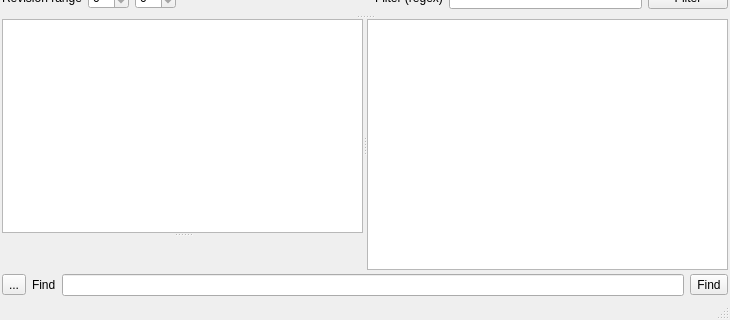
Before: the Qt Designer form hgview/qt4/hgview.ui in TyberiusPrime/hgview, drawn with Qt 5; both pictures show x 0 to 730 and y 326 to 646 of the 730 by 646 pixel window.
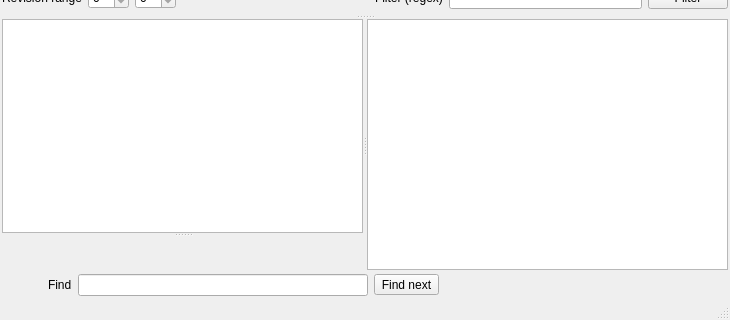
After: the same form once the commit is applied. Icons and pictures are not drawn.

Patch:
```diff
--- a/hgview/qt4/hgview.ui
+++ b/hgview/qt4/hgview.ui
@@ -176,9 +176,16 @@
         <number>0</number>
        </property>
        <item>
-        <widget class="QToolButton" name="find_toolButton" >
+        <widget class="QPushButton" name="close_find_toolButton" >
          <property name="text" >
-          <string>...</string>
+          <string/>
+         </property>
+         <property name="icon" >
+          <iconset resource="hgview.qrc" >
+           <normaloff>:/icons/close.png</normaloff>:/icons/close.png</iconset>
+         </property>
+         <property name="flat" >
+          <bool>true</bool>
          </property>
         </widget>
        </item>
@@ -195,10 +202,23 @@
        <item>
         <widget class="QToolButton" name="button_find" >
          <property name="text" >
-          <string>Find</string>
+          <string>Find next</string>
          </property>
         </widget>
        </item>
+       <item>
+        <spacer name="horizontalSpacer" >
+         <property name="orientation" >
+          <enum>Qt::Horizontal</enum>
+         </property>
+         <property name="sizeHint" stdset="0" >
+          <size>
+           <width>40</width>
+           <height>20</height>
+          </size>
+         </property>
+        </spacer>
+       </item>
       </layout>
      </widget>
     </item>
```
Left out of the diff: 22 changed lines with no effect on the pictures.
